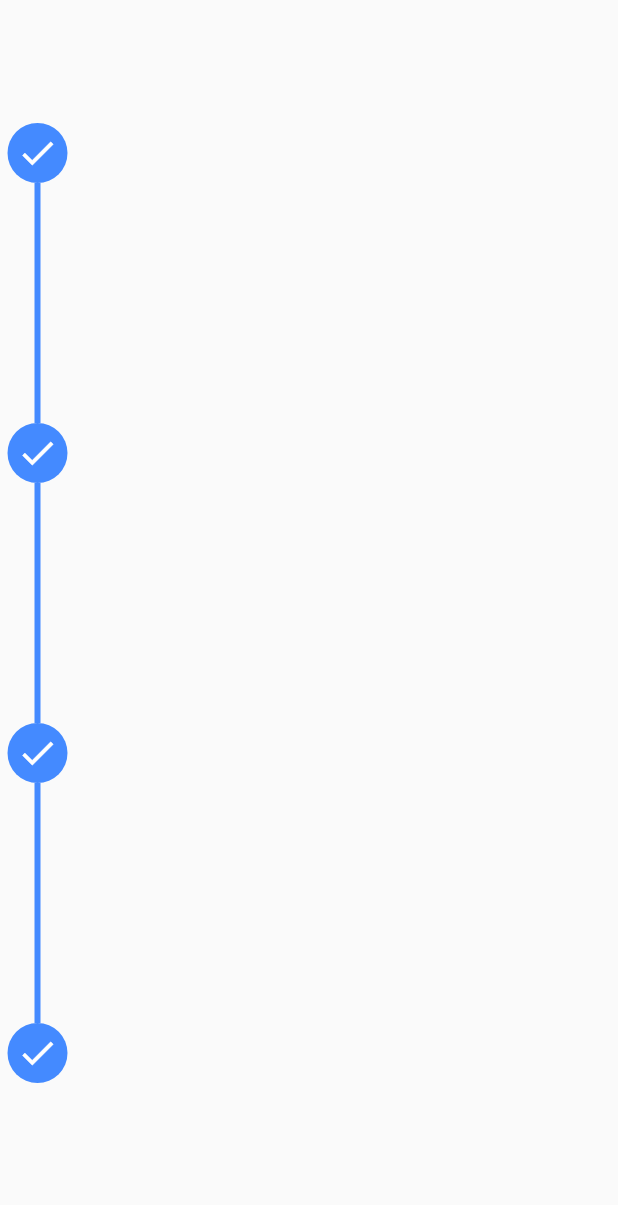
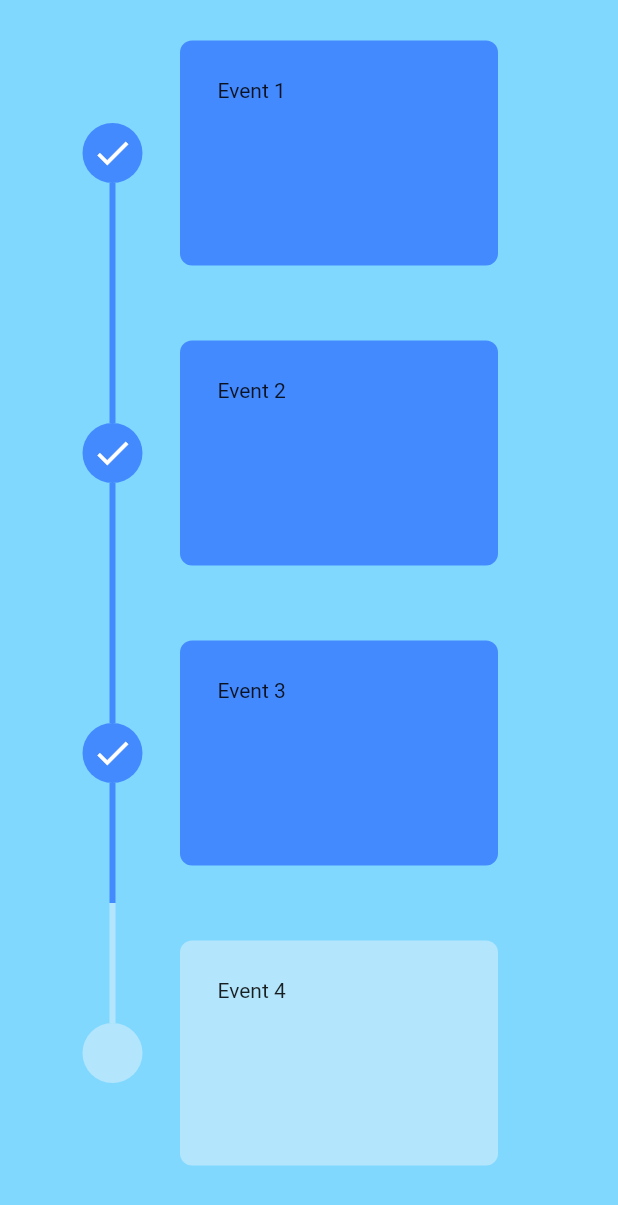
Before and after one commit to jananigel/flutter_timeline, a Flutter app: the screen it shows after launch, on a phone screen of 412 x 824 dp. Shown: the top 1205 px of the screen. Run offline on Flutter 3.47's test engine with Material 2 defaults, Android fonts, the phone set to English and light mode, and no system bars; drawn by our look-alikes of timeline_tile.

Commit message:
feat: implement event card

```diff
--- a/lib/pages/home.dart
+++ b/lib/pages/home.dart
@@ -8,14 +8,15 @@ class Home extends StatelessWidget {
   @override
   Widget build(BuildContext context) {
     return Scaffold(
+      backgroundColor: Colors.lightBlueAccent.shade100,
       body: Padding(
-        padding: const EdgeInsets.symmetric(horizontal: 5.0, vertical: 2.0),
+        padding: const EdgeInsets.symmetric(horizontal: 55.0, vertical: 2.0),
         child: ListView(
           children: [
-            Timeline(isFirst: true, isLast: false, isPast: true),
-            Timeline(isFirst: false, isLast: false, isPast: true),
-            Timeline(isFirst: false, isLast: false, isPast: true),
-            Timeline(isFirst: false, isLast: true, isPast: true),
+            Timeline(isFirst: true, isLast: false, isPast: true, eventCard: Text('Event 1')),
+            Timeline(isFirst: false, isLast: false, isPast: true, eventCard: Text('Event 2')),
+            Timeline(isFirst: false, isLast: false, isPast: true, eventCard: Text('Event 3')),
+            Timeline(isFirst: false, isLast: true, isPast: false, eventCard: Text('Event 4')),
           ],
         ),
       ),
--- /dev/null
+++ b/lib/widgets/event-card.dart
@@ -0,0 +1,22 @@
+import 'package:flutter/material.dart';
+
+class EventCard extends StatelessWidget {
+
+  final bool isPast;
+  final child;
+
+  const EventCard({ super.key, required this.isPast, required this.child });
+
+  @override
+  Widget build(BuildContext context) {
+    return Container(
+      margin: const EdgeInsets.all(25),
+      padding: const EdgeInsets.all(25),
+      decoration: BoxDecoration(
+        color: isPast ? Colors.blueAccent : Colors.lightBlue.shade100,
+        borderRadius: BorderRadius.circular(8),
+      ),
+      child: child,
+    );
+  }
+}
--- a/lib/widgets/timeline.dart
+++ b/lib/widgets/timeline.dart
@@ -1,13 +1,15 @@
 import 'package:flutter/material.dart';
 import 'package:timeline_tile/timeline_tile.dart';
+import 'package:timeline/widgets/event-card.dart';
 
 class Timeline extends StatelessWidget {
 
   final bool isFirst;
   final bool isLast;
   final bool isPast;
+  final eventCard;
 
-  const Timeline({ super.key, required this.isFirst, required this.isLast, required this.isPast });
+  const Timeline({ super.key, required this.isFirst, required this.isLast, required this.isPast, required this.eventCard });
 
   @override
   Widget build(BuildContext context) {
@@ -17,12 +19,16 @@ class Timeline extends StatelessWidget {
         isFirst: isFirst,
         isLast: isLast,
         beforeLineStyle: LineStyle(
-          color: Colors.blueAccent,
+          color: isPast ? Colors.blueAccent : Colors.lightBlue.shade100,
         ),
         indicatorStyle: IndicatorStyle(
           width: 40.0,
-          color: Colors.blueAccent,
-          iconStyle: IconStyle(iconData: Icons.done, color: Colors.white),
+          color: isPast ? Colors.blueAccent : Colors.lightBlue.shade100,
+          iconStyle: IconStyle(iconData: Icons.done, color: isPast ? Colors.white : Colors.lightBlue.shade100,),
+        ),
+        endChild: EventCard(
+          isPast: isPast,
+          child: eventCard,
         ),
       ),
     );
```
